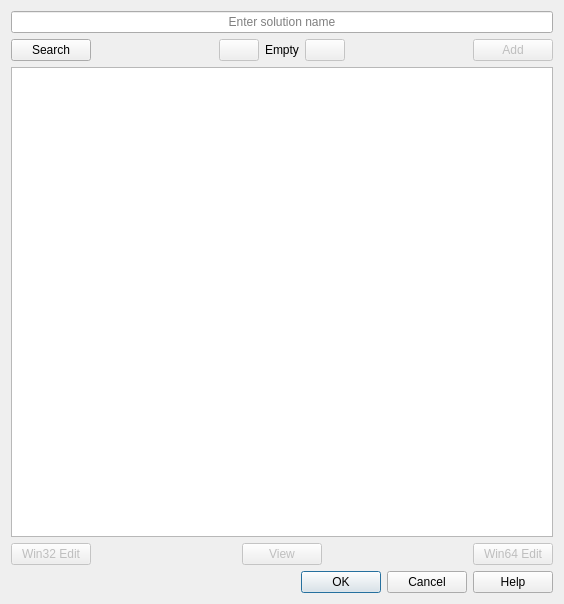
This is src/solutiondialog.ui in LLIAKAJL/WineWizard as Qt 5 draws it before an edit. The edited form follows.
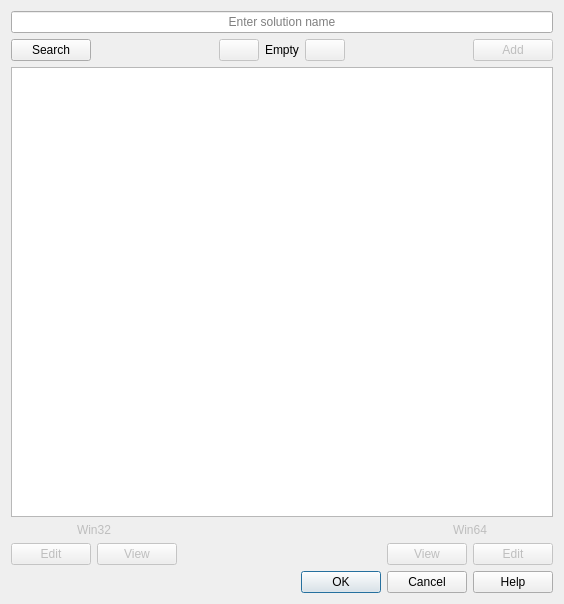
This is the edited form.

The edit to the form file:
```diff
--- a/src/solutiondialog.ui
+++ b/src/solutiondialog.ui
@@ -13,7 +13,7 @@
   <property name="windowTitle">
    <string>Select Solution</string>
   </property>
-  <layout class="QVBoxLayout" name="verticalLayout">
+  <layout class="QVBoxLayout" name="verticalLayout_3">
    <item>
     <widget class="QLineEdit" name="search">
      <property name="maxLength">
@@ -102,19 +102,50 @@
     <widget class="QListView" name="solutions"/>
    </item>
    <item>
-    <layout class="QHBoxLayout" name="horizontalLayout" stretch="0,0,0,0,0">
+    <layout class="QHBoxLayout" name="horizontalLayout_4">
+     <item>
+      <layout class="QVBoxLayout" name="verticalLayout">
+       <item>
+        <widget class="QLabel" name="win32Lbl">
+         <property name="enabled">
+          <bool>false</bool>
+         </property>
+         <property name="text">
+          <string>Win32</string>
+         </property>
+         <property name="alignment">
+          <set>Qt::AlignCenter</set>
+         </property>
+        </widget>
+       </item>
+       <item>
+        <layout class="QHBoxLayout" name="horizontalLayout">
      <item>
       <widget class="QPushButton" name="edit32Btn">
        <property name="enabled">
         <bool>false</bool>
        </property>
        <property name="text">
-        <string>Win32 Edit</string>
+            <string>Edit</string>
        </property>
       </widget>
      </item>
      <item>
-      <spacer name="editLSpacer">
+          <widget class="QPushButton" name="view32Btn">
+           <property name="enabled">
+            <bool>false</bool>
+           </property>
+           <property name="text">
+            <string>View</string>
+           </property>
+          </widget>
+         </item>
+        </layout>
+       </item>
+      </layout>
+     </item>
+     <item>
+      <spacer name="editSpacer">
        <property name="orientation">
         <enum>Qt::Horizontal</enum>
        </property>
@@ -127,27 +158,31 @@
       </spacer>
      </item>
      <item>
-      <widget class="QPushButton" name="viewBtn">
+      <layout class="QVBoxLayout" name="verticalLayout_2">
+       <item>
+        <widget class="QLabel" name="win64Lbl">
        <property name="enabled">
         <bool>false</bool>
        </property>
        <property name="text">
-        <string>View</string>
-       </property>
+          <string>Win64</string>
+         </property>
+         <property name="alignment">
+          <set>Qt::AlignCenter</set>
+         </property>
       </widget>
      </item>
      <item>
-      <spacer name="editRSpacer">
-       <property name="orientation">
-        <enum>Qt::Horizontal</enum>
-       </property>
-       <property name="sizeHint" stdset="0">
-        <size>
-         <width>40</width>
-         <height>20</height>
-        </size>
-       </property>
-      </spacer>
+        <layout class="QHBoxLayout" name="horizontalLayout_3">
+         <item>
+          <widget class="QPushButton" name="view64Btn">
+           <property name="enabled">
+            <bool>false</bool>
+           </property>
+           <property name="text">
+            <string>View</string>
+           </property>
+          </widget>
      </item>
      <item>
       <widget class="QPushButton" name="edit64Btn">
@@ -155,9 +190,13 @@
         <bool>false</bool>
        </property>
        <property name="text">
-        <string>Win64 Edit</string>
-       </property>
-      </widget>
+            <string>Edit</string>
+           </property>
+          </widget>
+         </item>
+        </layout>
+       </item>
+      </layout>
      </item>
     </layout>
    </item>
```
Lines whose indentation alone changed are shown as unchanged.
